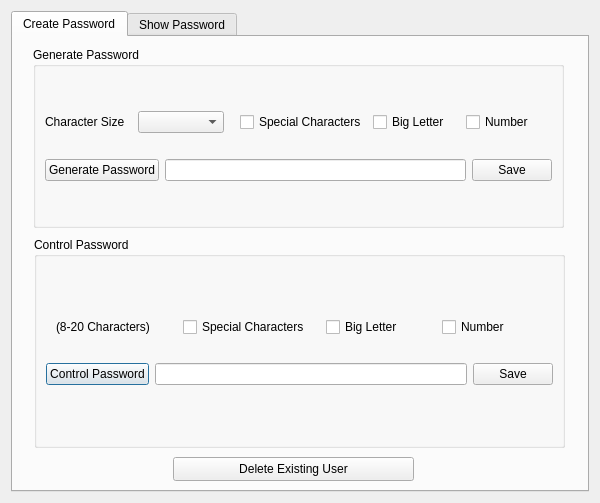
First picture: the form in manager.ui, repository mchdaybk/QPasswordManager, before the edit.
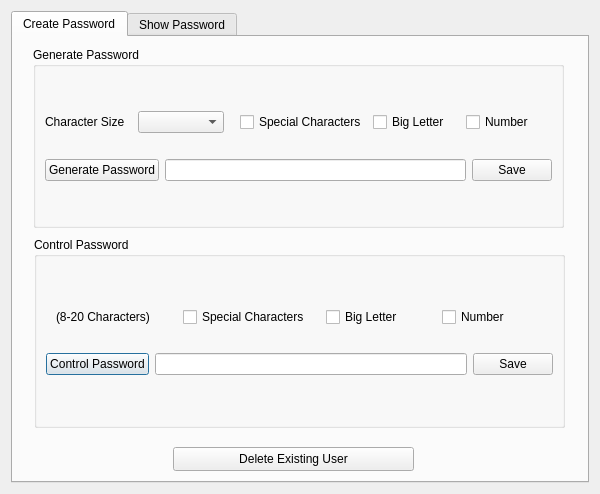
Second picture: the form after the edit.

Patch:
```diff
--- a/manager.ui
+++ b/manager.ui
@@ -7,7 +7,7 @@
     <x>0</x>
     <y>0</y>
     <width>600</width>
-    <height>503</height>
+    <height>494</height>
    </rect>
   </property>
   <property name="windowTitle">
@@ -29,7 +29,7 @@
          <x>21</x>
          <y>200</y>
          <width>531</width>
-         <height>211</height>
+         <height>191</height>
         </rect>
        </property>
        <property name="title">
@@ -283,7 +283,7 @@
        <property name="geometry">
         <rect>
          <x>160</x>
-         <y>420</y>
+         <y>410</y>
          <width>241</width>
          <height>24</height>
         </rect>
```
